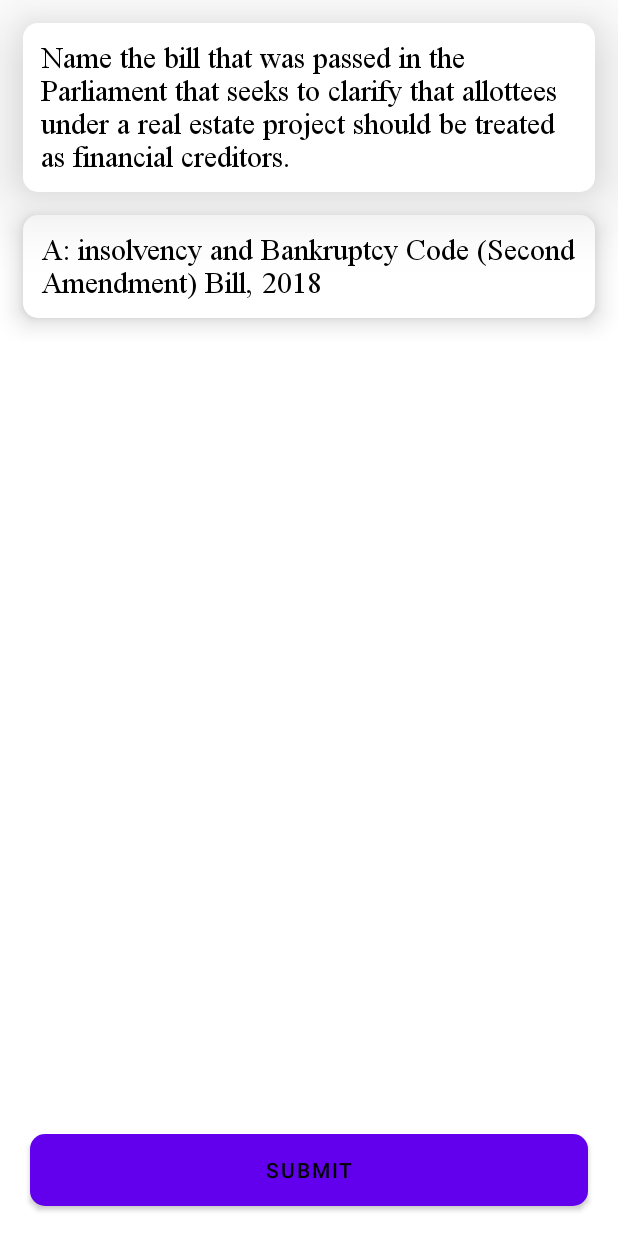
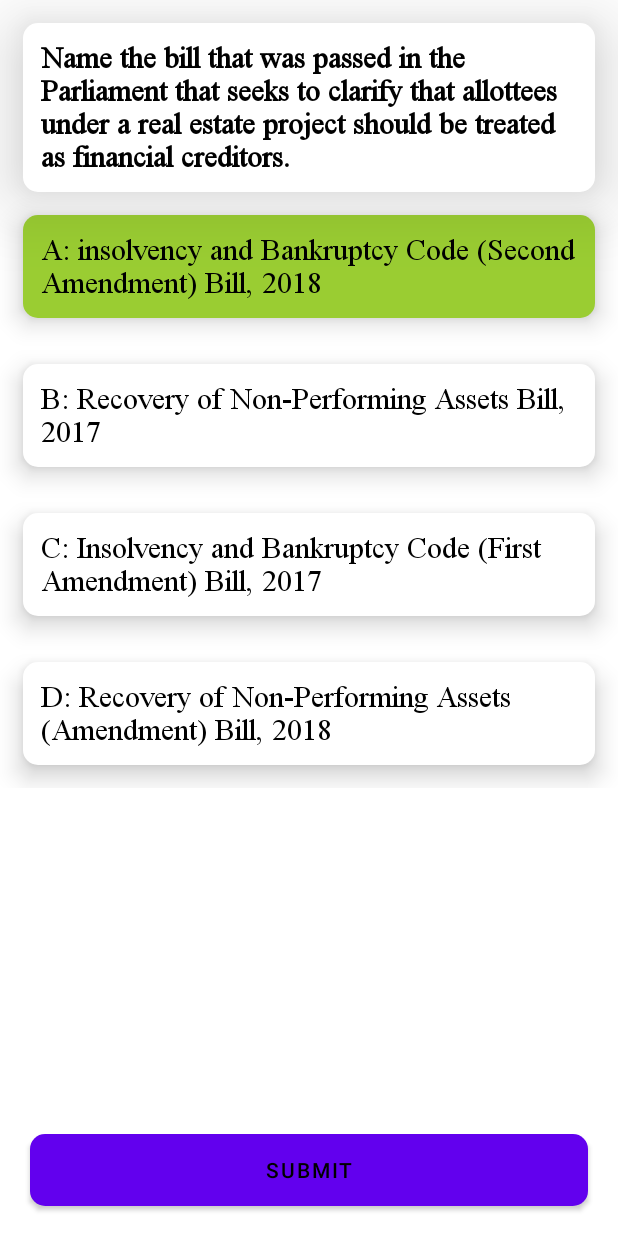
Before and after one commit to Devahir/QuestionBank, an Android app: the screen it shows after launch (MainActivity), after a tap on an icon or button, on a phone screen of 412 x 824 dp. Run offline under Robolectric (Android 15) with nearby library versions, the phone set to English and light mode, and no system bars; our stand-ins replace Volley.

Commit message:
Option layout changed

```diff
--- a/androidApp/app/src/main/java/com/chitwan/questionbank/MainActivity.java
+++ b/androidApp/app/src/main/java/com/chitwan/questionbank/MainActivity.java
@@ -4,6 +4,8 @@ import androidx.appcompat.app.AppCompatActivity;
 import androidx.constraintlayout.widget.ConstraintLayout;
 
 import android.content.Intent;
+import android.graphics.PorterDuff;
+import android.graphics.drawable.AnimationDrawable;
 import android.os.Bundle;
 import android.view.View;
 import android.widget.ArrayAdapter;
@@ -31,7 +33,9 @@ public class MainActivity extends AppCompatActivity {
     TextView textView;
     String work;
     String[] mcq;
-    ListView option;
+    int[] option={0,0,0,0};
+
+    AnimationDrawable drawable;
 
     Button button;
 
@@ -70,6 +74,8 @@ public class MainActivity extends AppCompatActivity {
         line3=findViewById(R.id.line3);
         line4=findViewById(R.id.line4);
 
+
+
         button=findViewById(R.id.submit_area);
         Explain=findViewById(R.id.textView2);
 
@@ -101,33 +107,53 @@ public class MainActivity extends AppCompatActivity {
         opA.setOnClickListener(new View.OnClickListener() {
             @Override
             public void onClick(View v) {
-                line2.setVisibility(View.GONE);
-                line3.setVisibility(View.GONE);
-                line4.setVisibility(View.GONE);
+                if(option[0]==0){
+                    line1.setBackgroundResource(R.drawable.backgreen);
+                    option[0]=1;
+                    checkAnswer(0);
+                }else{
+                    line1.setBackgroundResource(R.drawable.custum_option);
+                    option[0]=0;
+                }
             }
         });
         opB.setOnClickListener(new View.OnClickListener() {
             @Override
             public void onClick(View v) {
-                line1.setVisibility(View.GONE);
-                line3.setVisibility(View.GONE);
-                line4.setVisibility(View.GONE);
+                if(option[1]==0){
+                    line2.setBackgroundResource(R.drawable.backgreen);
+                    option[1]=1;
+                    checkAnswer(1);
+                }else{
+                    line2.setBackgroundResource(R.drawable.custum_option);
+                    option[1]=0;
+                }
             }
         });
         opC.setOnClickListener(new View.OnClickListener() {
             @Override
             public void onClick(View v) {
-                line2.setVisibility(View.GONE);
-                line1.setVisibility(View.GONE);
-                line4.setVisibility(View.GONE);
+                if(option[2]==0){
+                    line3.setBackgroundResource(R.drawable.backgreen);
+                    option[2]=1;
+                    checkAnswer(2);
+                }else{
+                    line3.setBackgroundResource(R.drawable.custum_option);
+                    option[2]=0;
+                }
             }
         });
         opD.setOnClickListener(new View.OnClickListener() {
             @Override
             public void onClick(View v) {
-                line2.setVisibility(View.GONE);
-                line3.setVisibility(View.GONE);
-                line1.setVisibility(View.GONE);
+                if(option[3]==0){
+                    line4.setBackgroundResource(R.drawable.backgreen);
+                    option[3]=1;
+                    checkAnswer(3);
+                }else{
+                    line4.setBackgroundResource(R.drawable.custum_option);
+                    option[3]=0;
+                }
             }
         });
 
@@ -166,6 +192,31 @@ public class MainActivity extends AppCompatActivity {
 
     }
 
+    private void checkAnswer(int x) {
+        for(int i=0;i<4;i++){
+            if(i!=x) {
+                switch (i){
+                    case 0:
+                        line1.setBackgroundResource(R.drawable.custum_option);
+                        option[0]=0;
+                        break;
+                    case 1:
+                        line2.setBackgroundResource(R.drawable.custum_option);
+                        option[1]=0;
+                        break;
+                    case 2:
+                        line3.setBackgroundResource(R.drawable.custum_option);
+                        option[2]=0;
+                        break;
+                    case 3:
+                        line4.setBackgroundResource(R.drawable.custum_option);
+                        option[3]=0;
+                        break;
+                }
+            }
+        }
+    }
+
     public void doSubmit(View view) {
         Explain.setText(Explainaton);
         button.setVisibility(View.INVISIBLE);
--- /dev/null
+++ b/androidApp/app/src/main/res/drawable/backgreen.xml
@@ -0,0 +1,5 @@
+<?xml version="1.0" encoding="utf-8"?>
+<shape xmlns:android="http://schemas.android.com/apk/res/android" android:shape="rectangle">
+    <solid android:color="@color/YellowGreen"/>
+    <corners android:radius="10dp"/>
+</shape>
--- a/androidApp/app/src/main/res/layout/activity_main.xml
+++ b/androidApp/app/src/main/res/layout/activity_main.xml
@@ -22,6 +22,7 @@
             android:id="@+id/textview"
             android:layout_width="match_parent"
             android:layout_height="wrap_content"
+            android:textStyle="bold"
             android:fontFamily="@font/timesnewroman"
             android:layout_margin="12dp"
             android:text="Loading......"
```
